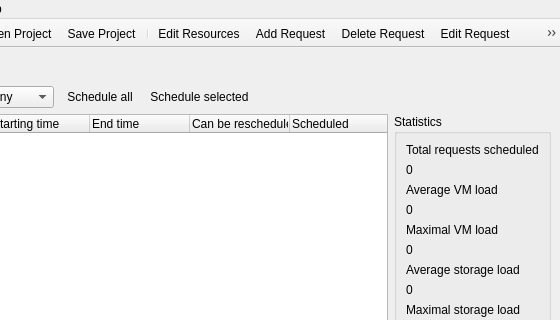
First picture: the form in DCGUI/Windows/MainWindow.ui, repository DanielZorin/DataCenters, before the edit; both pictures show x 120 to 680 and y 0 to 320 of the 680 by 438 pixel window.
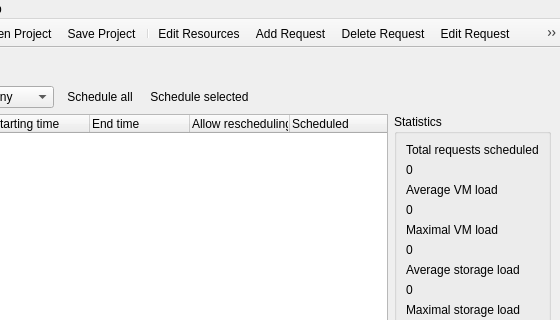
Second picture: the form after the edit. Icons and pictures are not drawn.

```diff
--- a/DCGUI/Windows/MainWindow.ui
+++ b/DCGUI/Windows/MainWindow.ui
@@ -193,7 +193,7 @@
           </column>
           <column>
            <property name="text">
-            <string>Can be rescheduled</string>
+            <string>Allow rescheduling</string>
            </property>
           </column>
           <column>
```
